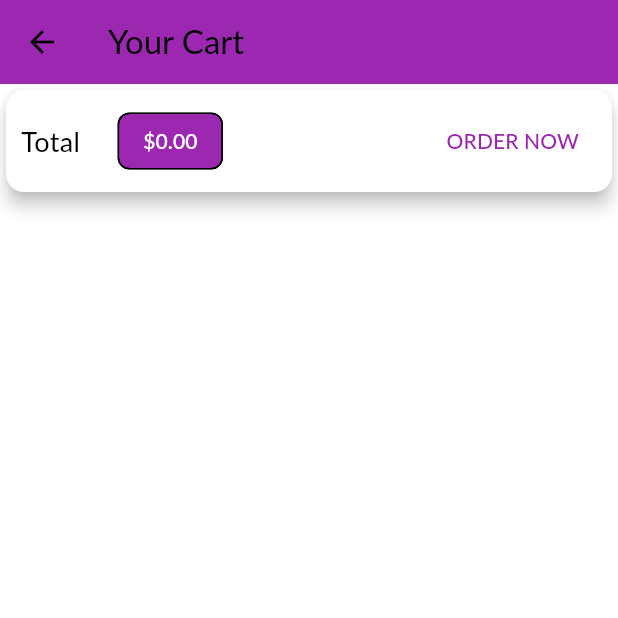
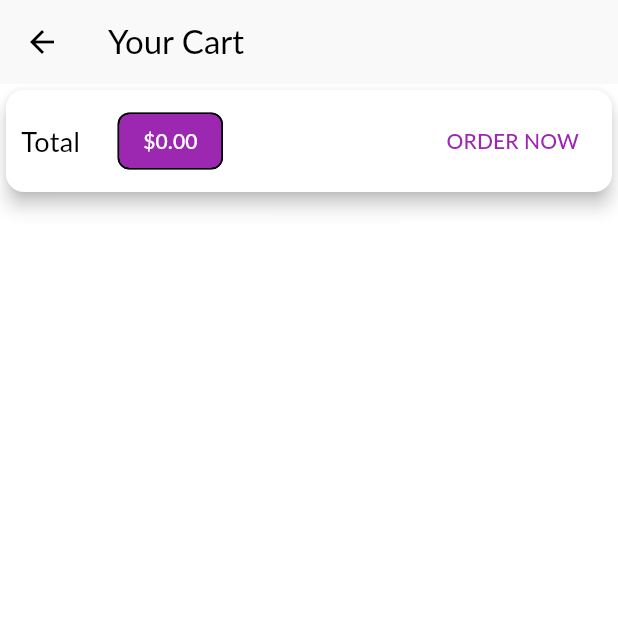
Before and after one commit to mussie-alemayehu/shop_app, a Flutter app: the CartScreen screen opened by its route, on a phone screen of 412 x 824 dp, the top half of it. Run offline on Flutter 3.47's test engine with Material 3 defaults, Android fonts, the light colour scheme and no system bars; our stand-ins replace firebase_auth, firebase_core, firebase_database; accounts and stored records are empty; generated files the repository leaves out were written again; Roboto replaces fonts that are missing (Lato).

Commit message:
change the color of the app bars throughout the app

```diff
--- a/lib/screens/cart_screen.dart
+++ b/lib/screens/cart_screen.dart
@@ -25,7 +25,7 @@ class _CartScreenState extends State<CartScreen> {
     return Scaffold(
       appBar: AppBar(
         title: const Text('Your Cart'),
-        backgroundColor: Theme.of(context).primaryColor,
+        backgroundColor: const Color(0xFFF9F9F9),
       ),
       body: Column(children: [
         Card(
--- a/lib/screens/drawer_screen.dart
+++ b/lib/screens/drawer_screen.dart
@@ -13,7 +13,7 @@ class AppDrawer extends StatelessWidget {
       child: Column(children: [
         AppBar(
           title: const Text('Menu'),
-          // automaticallyImplyLeading: false,
+          backgroundColor: const Color(0xFFF9F9F9),
         ),
         const Padding(
           padding: EdgeInsets.symmetric(horizontal: 16),
--- a/lib/screens/edit_products_screen.dart
+++ b/lib/screens/edit_products_screen.dart
@@ -103,7 +103,7 @@ class _EditProductsScreenState extends State<EditProductsScreen> {
     return Scaffold(
       appBar: AppBar(
         title: const Text('Edit Product'),
-        backgroundColor: Theme.of(context).primaryColor,
+        backgroundColor: const Color(0xFFF9F9F9),
         actions: [
           IconButton(
             icon: const Icon(Icons.save),
--- a/lib/screens/orders_screen.dart
+++ b/lib/screens/orders_screen.dart
@@ -15,7 +15,7 @@ class OrdersScreen extends StatelessWidget {
     return Scaffold(
       appBar: AppBar(
         title: const Text('Your Orders'),
-        backgroundColor: Theme.of(context).primaryColor,
+        backgroundColor: const Color(0xFFF9F9F9),
       ),
       body: FutureBuilder(
           future:
--- a/lib/screens/product_details_screen.dart
+++ b/lib/screens/product_details_screen.dart
@@ -23,7 +23,7 @@ class ProductDetailsScreen extends StatelessWidget {
           SliverAppBar(
             expandedHeight: 300,
             pinned: true,
-            backgroundColor: Theme.of(context).primaryColor,
+            backgroundColor: const Color(0xFFF9F9F9),
             flexibleSpace: FlexibleSpaceBar(
               title: Text(product.title),
               background: Hero(
--- a/lib/screens/product_overview_screen.dart
+++ b/lib/screens/product_overview_screen.dart
@@ -74,7 +74,7 @@ class _ProductOverviewScreenState extends State<ProductOverviewScreen> {
     return Scaffold(
       appBar: AppBar(
         title: const Text('Items'),
-        backgroundColor: Theme.of(context).primaryColor,
+        backgroundColor: const Color(0xFFF9F9F9),
         actions: [
           PopupMenuButton(
             itemBuilder: (_) {
--- a/lib/screens/user_products_screen.dart
+++ b/lib/screens/user_products_screen.dart
@@ -22,8 +22,8 @@ class UserProductsScreen extends StatelessWidget {
   Widget build(BuildContext context) {
     return Scaffold(
       appBar: AppBar(
-        backgroundColor: Theme.of(context).primaryColor,
         title: const Text('Your Products'),
+        backgroundColor: const Color(0xFFF9F9F9),
         actions: [
           IconButton(
             icon: const Icon(Icons.add),
```
